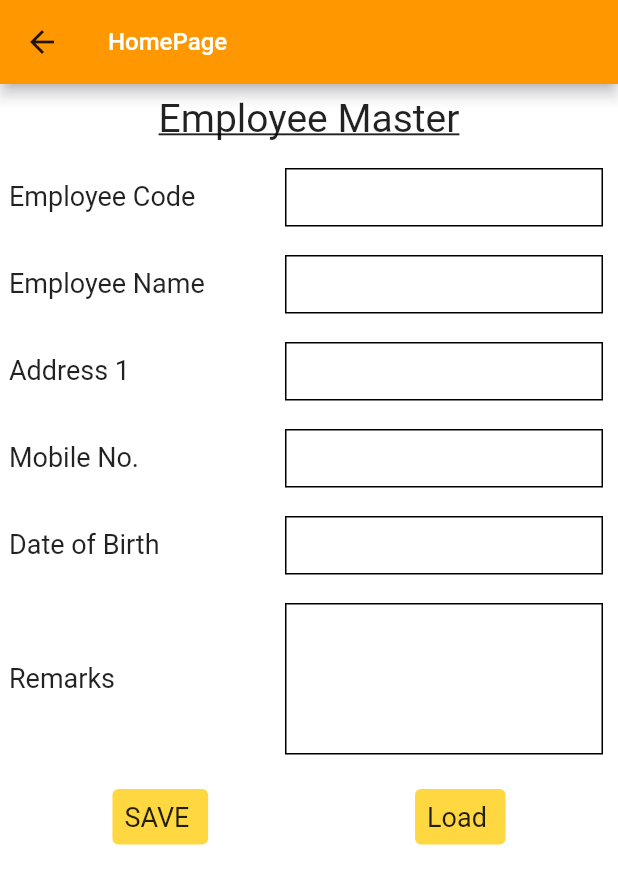
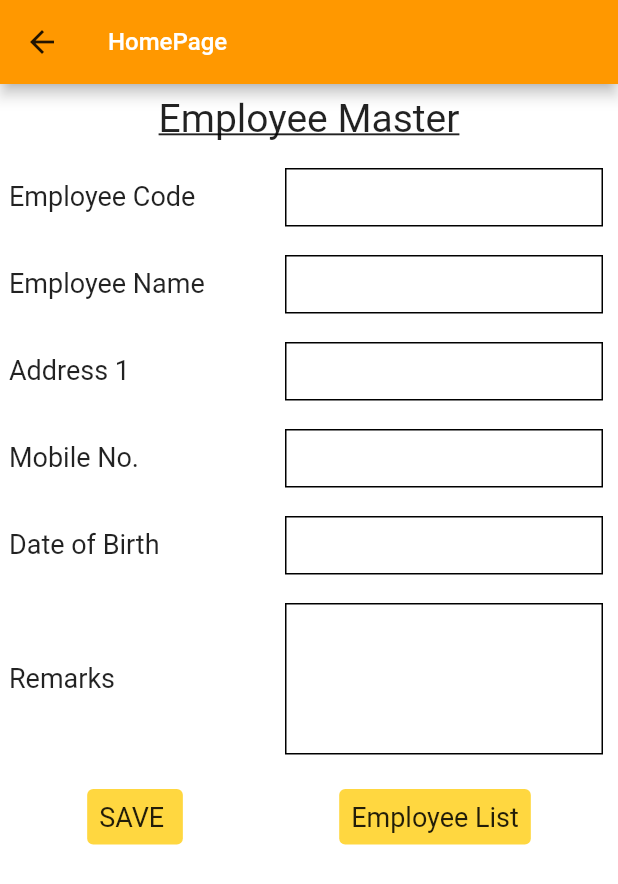
Before and after one commit to Vishu1972/cbo_Testing, a Flutter app: the screen it shows after launch, on a phone screen of 412 x 824 dp. Shown: the top 884 px of the screen. Run offline on Flutter 3.47's test engine with Material 2 defaults, Android fonts, the phone set to English and light mode, and no system bars; our stand-ins replace equatable, flutter_bloc, sqflite; accounts and stored records are empty.

Commit message:
new changes

```diff
--- a/lib/bloc/employee_bloc.dart
+++ b/lib/bloc/employee_bloc.dart
@@ -58,10 +58,12 @@ class EmployeeBloc extends Bloc<EmployeeEvent, EmployeeState> {
   void  _onDeleteEmployee(DeleteEmployeeEvent event, emit) async {
     DatabaseHelper dbHelper = DatabaseHelper.instance;
 
+
     var result = await dbHelper.deleteEmployeeRecord(event.empCode);
 
     if(result != null) {
-      emit(GetEmployeeMasterState(result.toList()));
+      event.employeeList!.removeWhere((element) => element['empCode'] == event.empCode );
+      emit(EmployeeDeleteSuccessState(event.employeeList));
     } else{
       emit(GetEmployeeMasterErrorState(null));
     }
--- a/lib/bloc/employee_event.dart
+++ b/lib/bloc/employee_event.dart
@@ -29,8 +29,9 @@ class GettingEmployeeMasterEvent extends EmployeeEvent{
  }
 
  class DeleteEmployeeEvent extends EmployeeEvent {
-  String? empCode;
-  DeleteEmployeeEvent(this.empCode);
+  int? empCode;
+  List? employeeList;
+  DeleteEmployeeEvent(this.empCode, this. employeeList);
 
   @override
   List<Object?> get props => [];
--- a/lib/bloc/employee_state.dart
+++ b/lib/bloc/employee_state.dart
@@ -26,6 +26,15 @@ class EmployeeInsertSuccessState extends EmployeeState {
   List<Object?> get props => [];
 }
 
+class EmployeeDeleteSuccessState extends EmployeeState {
+  List? employeeList;
+  EmployeeDeleteSuccessState(this. employeeList);
+
+  @override
+  List<Object?> get props => [];
+}
+
+
 class GetEmployeeMasterErrorState extends EmployeeState{
   final String? error;
   GetEmployeeMasterErrorState(this.error);
```
Also changed, not shown: lib/employeeList.dart (+6 -4 lines), lib/homePage.dart (+10 -4 lines).
